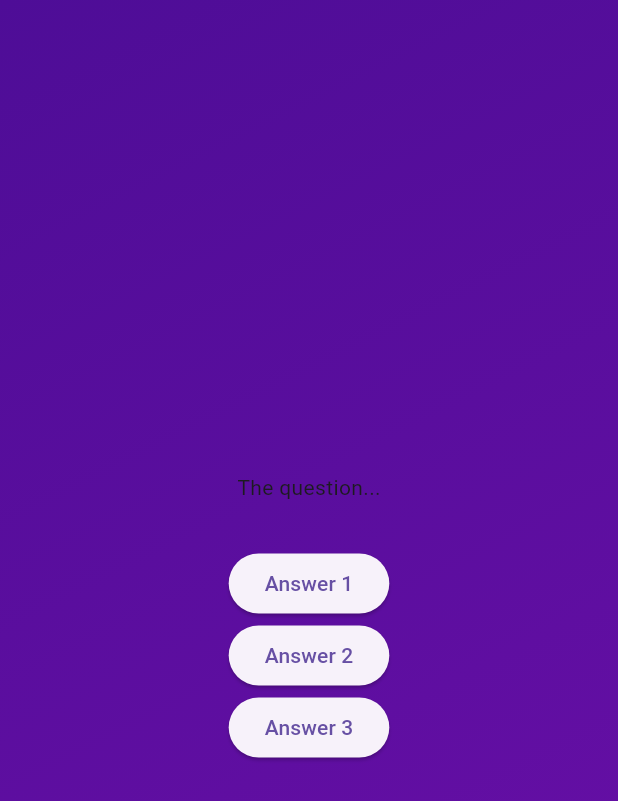
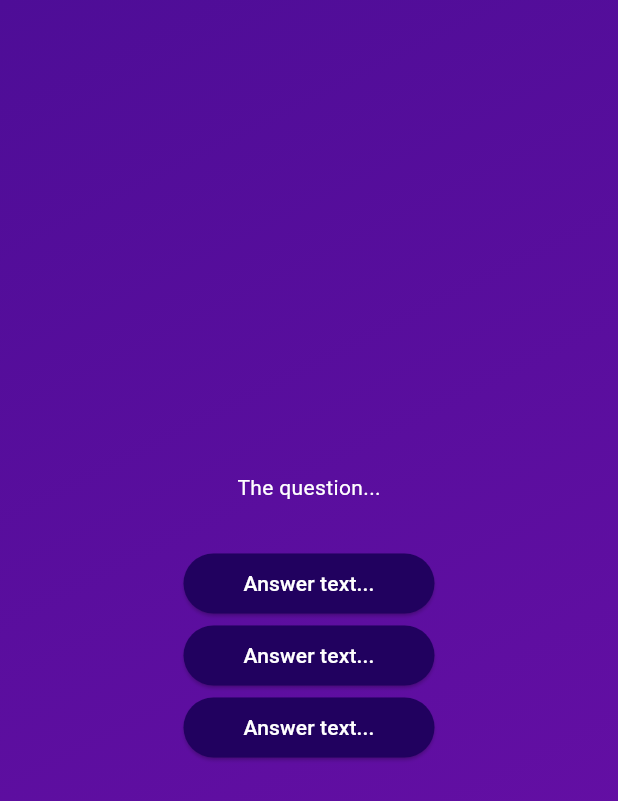
Before and after one commit to GrodTheGreat/Udemy-Flutter, a Flutter app: the screen it shows after launch, after a tap on "Start Quiz", on a phone screen of 412 x 824 dp. Shown: the top 801 px of the screen. Run offline on Flutter 3.47's test engine with Material 3 defaults, Android fonts, the light colour scheme and no system bars.

Commit message:
Create reusable custom button

```diff
--- /dev/null
+++ b/quiz/lib/answer_button.dart
@@ -0,0 +1,28 @@
+import 'package:flutter/material.dart';
+
+class AnswerButton extends StatelessWidget {
+  final String answerText;
+  final void Function() onTap;
+
+  const AnswerButton({
+    super.key,
+    required this.answerText,
+    required this.onTap,
+  });
+
+  @override
+  Widget build(BuildContext context) {
+    return ElevatedButton(
+      onPressed: onTap,
+      style: ElevatedButton.styleFrom(
+        backgroundColor: const Color.fromARGB(255, 33, 1, 95),
+        foregroundColor: Colors.white,
+        padding: const EdgeInsets.symmetric(vertical: 10.0, horizontal: 40.0),
+        shape: RoundedRectangleBorder(
+          borderRadius: BorderRadius.circular(40.0),
+        ),
+      ),
+      child: Text(answerText),
+    );
+  }
+}
--- a/quiz/lib/questions_screen.dart
+++ b/quiz/lib/questions_screen.dart
@@ -1,4 +1,5 @@
 import 'package:flutter/material.dart';
+import 'package:quiz/answer_button.dart';
 
 class QuestionsScreen extends StatefulWidget {
   const QuestionsScreen({super.key});
@@ -15,11 +16,11 @@ class _QuestionsScreenState extends State<QuestionsScreen> {
       child: Column(
         mainAxisAlignment: MainAxisAlignment.center,
         children: [
-          const Text("The question..."),
+          const Text("The question...", style: TextStyle(color: Colors.white)),
           const SizedBox(height: 30),
-          ElevatedButton(onPressed: () {}, child: const Text("Answer 1")),
-          ElevatedButton(onPressed: () {}, child: const Text("Answer 2")),
-          ElevatedButton(onPressed: () {}, child: const Text("Answer 3")),
+          AnswerButton(answerText: "Answer text...", onTap: () {}),
+          AnswerButton(answerText: "Answer text...", onTap: () {}),
+          AnswerButton(answerText: "Answer text...", onTap: () {}),
         ],
       ),
     );
```
